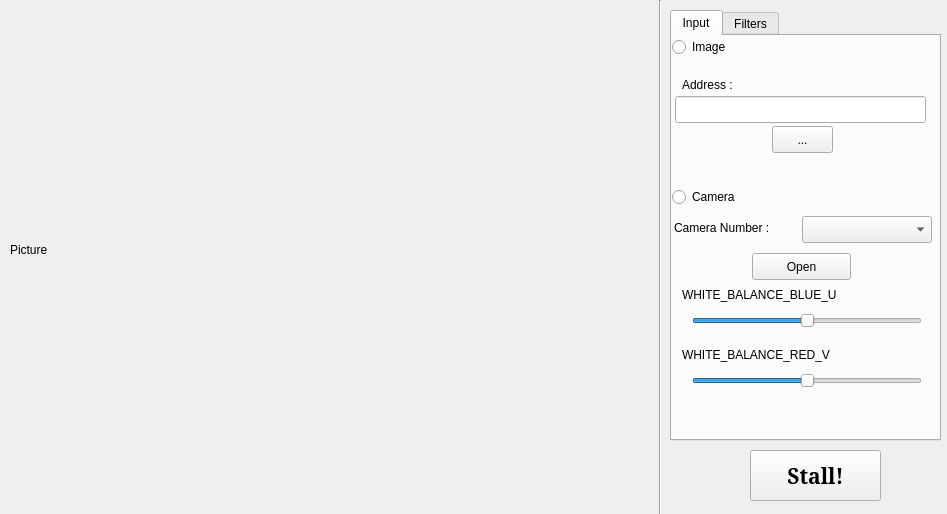
The window that mainwindow.ui (MrKarimiD/Shape-Detector) describes before a commit, drawn with Qt 5.
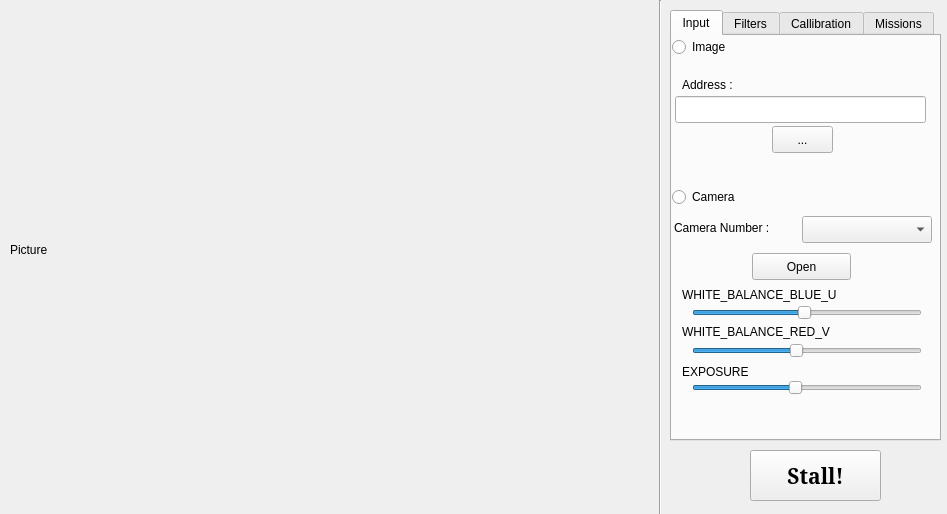
The same window after the commit. The open tabs and pages were chosen to show the change.

The edit to the form file:
```diff
--- a/mainwindow.ui
+++ b/mainwindow.ui
@@ -49,6 +49,11 @@
       <height>431</height>
      </rect>
     </property>
+    <property name="font">
+     <font>
+      <pointsize>9</pointsize>
+     </font>
+    </property>
     <property name="currentIndex">
      <number>0</number>
     </property>
@@ -158,7 +163,7 @@
       <property name="geometry">
        <rect>
         <x>20</x>
-        <y>270</y>
+        <y>262</y>
         <width>230</width>
         <height>29</height>
        </rect>
@@ -167,7 +172,7 @@
        <number>1000</number>
       </property>
       <property name="value">
-       <number>500</number>
+       <number>490</number>
       </property>
       <property name="orientation">
        <enum>Qt::Horizontal</enum>
@@ -190,7 +195,7 @@
       <property name="geometry">
        <rect>
         <x>20</x>
-        <y>330</y>
+        <y>300</y>
         <width>230</width>
         <height>29</height>
        </rect>
@@ -199,7 +204,7 @@
        <number>1000</number>
       </property>
       <property name="value">
-       <number>500</number>
+       <number>450</number>
       </property>
       <property name="orientation">
        <enum>Qt::Horizontal</enum>
@@ -209,21 +214,112 @@
       <property name="geometry">
        <rect>
         <x>10</x>
-        <y>310</y>
+        <y>287</y>
         <width>191</width>
         <height>17</height>
        </rect>
       </property>
+      <property name="font">
+       <font>
+        <pointsize>9</pointsize>
+       </font>
+      </property>
       <property name="text">
        <string>WHITE_BALANCE_RED_V</string>
       </property>
      </widget>
+     <widget class="QLabel" name="label_3">
+      <property name="geometry">
+       <rect>
+        <x>10</x>
+        <y>327</y>
+        <width>81</width>
+        <height>17</height>
+       </rect>
+      </property>
+      <property name="font">
+       <font>
+        <pointsize>9</pointsize>
+       </font>
+      </property>
+      <property name="text">
+       <string>EXPOSURE</string>
+      </property>
+     </widget>
+     <widget class="QSlider" name="exposure_slider">
+      <property name="geometry">
+       <rect>
+        <x>20</x>
+        <y>337</y>
+        <width>230</width>
+        <height>29</height>
+       </rect>
+      </property>
+      <property name="minimum">
+       <number>100</number>
+      </property>
+      <property name="maximum">
+       <number>1000</number>
+      </property>
+      <property name="value">
+       <number>500</number>
+      </property>
+      <property name="orientation">
+       <enum>Qt::Horizontal</enum>
+      </property>
+     </widget>
     </widget>
     <widget class="QWidget" name="filter_tab">
      <attribute name="title">
       <string>Filters</string>
      </attribute>
     </widget>
+    <widget class="QWidget" name="camCal_tab">
+     <attribute name="title">
+      <string>Callibration</string>
+     </attribute>
+     <widget class="QPushButton" name="confAddress_button">
+      <property name="geometry">
+       <rect>
+        <x>97</x>
+        <y>60</y>
+        <width>61</width>
+        <height>27</height>
+       </rect>
+      </property>
+      <property name="text">
+       <string>...</string>
+      </property>
+     </widget>
+     <widget class="QLabel" name="confAdd_label">
+      <property name="geometry">
+       <rect>
+        <x>7</x>
+        <y>10</y>
+        <width>221</width>
+        <height>17</height>
+       </rect>
+      </property>
+      <property name="text">
+       <string>Configuration File Address :</string>
+      </property>
+     </widget>
+     <widget class="QLineEdit" name="confAddress_lineEdit">
+      <property name="geometry">
+       <rect>
+        <x>10</x>
+        <y>30</y>
+        <width>251</width>
+        <height>27</height>
+       </rect>
+      </property>
+     </widget>
+    </widget>
+    <widget class="QWidget" name="tab">
+     <attribute name="title">
+      <string>Missions</string>
+     </attribute>
+    </widget>
    </widget>
    <widget class="QPushButton" name="stall_button">
     <property name="geometry">
```
Left out of the diff: 7 changed lines with no effect on the pictures.
